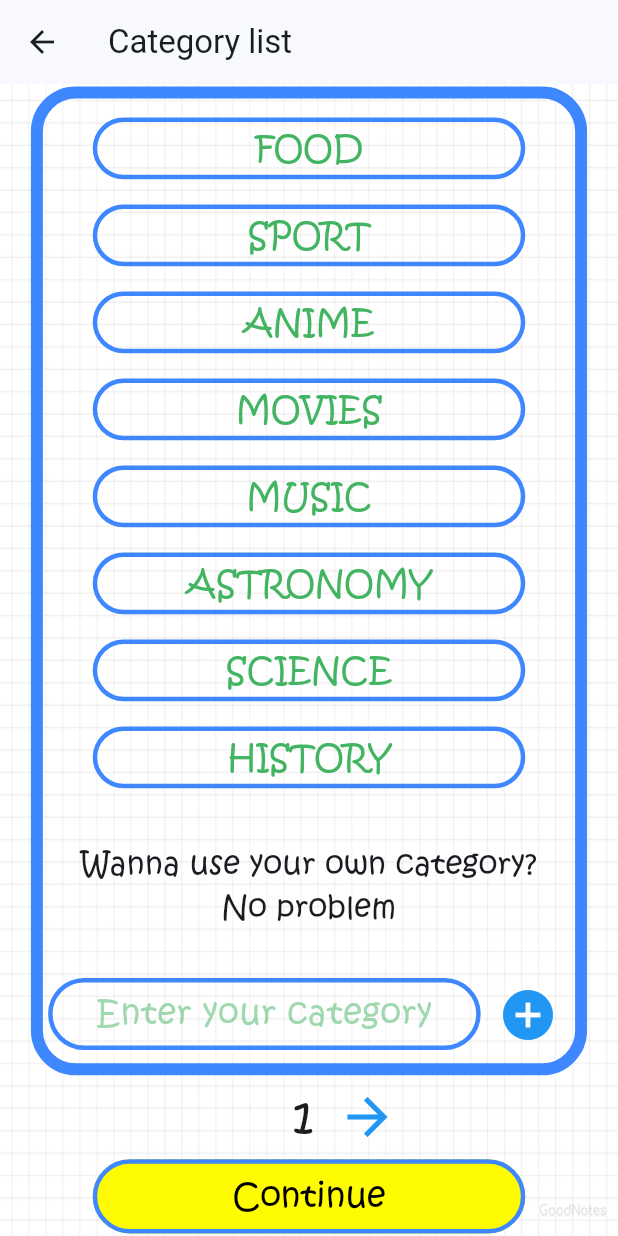
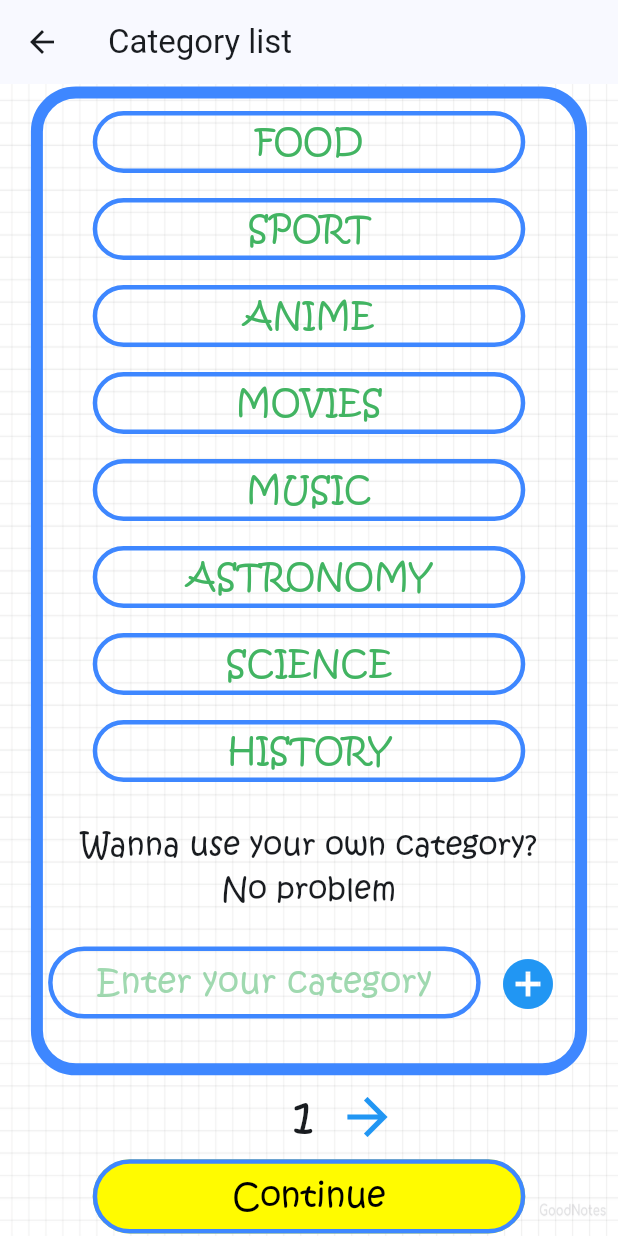
Before and after one commit to yoqub-davlatov/hangman_and_texttwist, a Flutter app: the HangManCategoryPage screen opened directly, on a phone screen of 412 x 824 dp. Run offline on Flutter 3.47's test engine with Material 2 defaults, Android fonts, the phone set to English and light mode, and no system bars; our stand-ins replace flutter_spinkit; missing offline and left inert: dart_openai.

Commit message:
fixed bug

```diff
--- a/lib/category_page/category_hangman.dart
+++ b/lib/category_page/category_hangman.dart
@@ -62,6 +62,7 @@ class _HangManCategoryPageState extends State<HangManCategoryPage> {
                       ),
                       height: screenHeight * 0.8,
                       width: screenWidth * 0.9,
+                      child: SingleChildScrollView(
                         child: Column(
                           mainAxisAlignment: MainAxisAlignment.spaceEvenly,
                           children: [
@@ -97,8 +98,8 @@ class _HangManCategoryPageState extends State<HangManCategoryPage> {
                                 textFieldWidget(screenHeight, screenWidth),
                                 IconButton(
                                   onPressed: () {
-                                  categories
-                                      .add(inputController.text.toUpperCase());
+                                    categories.add(
+                                        inputController.text.toUpperCase());
                                     inputController.clear();
                                     print(categories);
                                   },
@@ -111,6 +112,7 @@ class _HangManCategoryPageState extends State<HangManCategoryPage> {
                               ],
                             )
                           ],
+                        ),
                       ),
                     ),
                     // const SizedBox(
```
Lines whose indentation alone changed are shown as unchanged.
